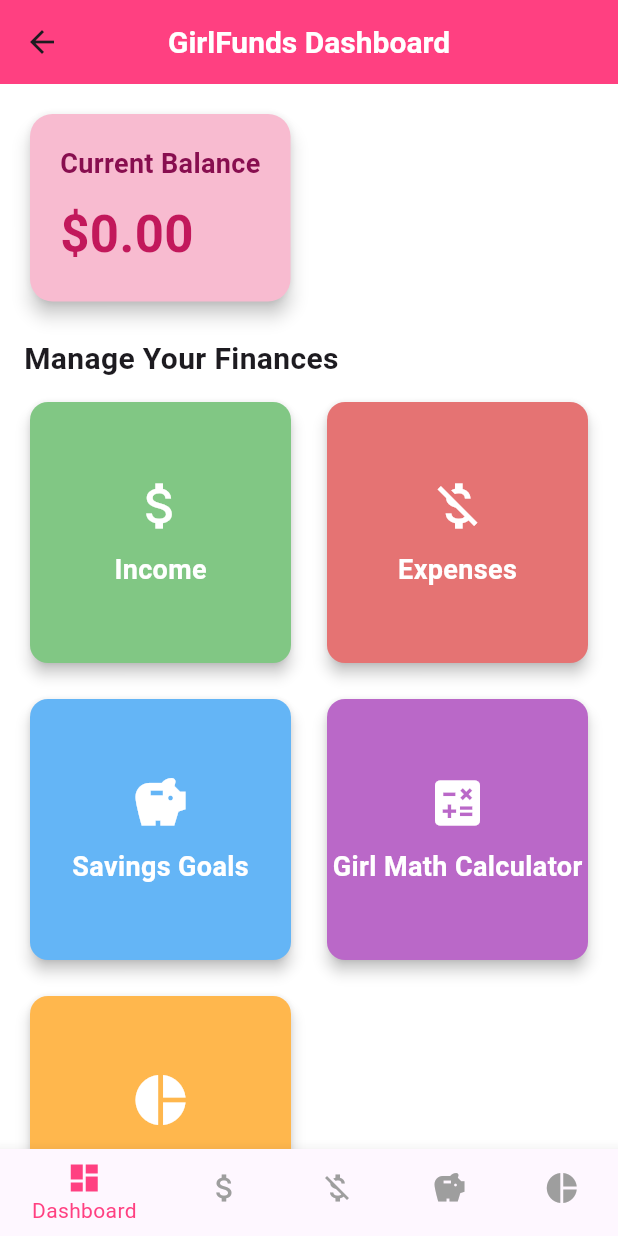
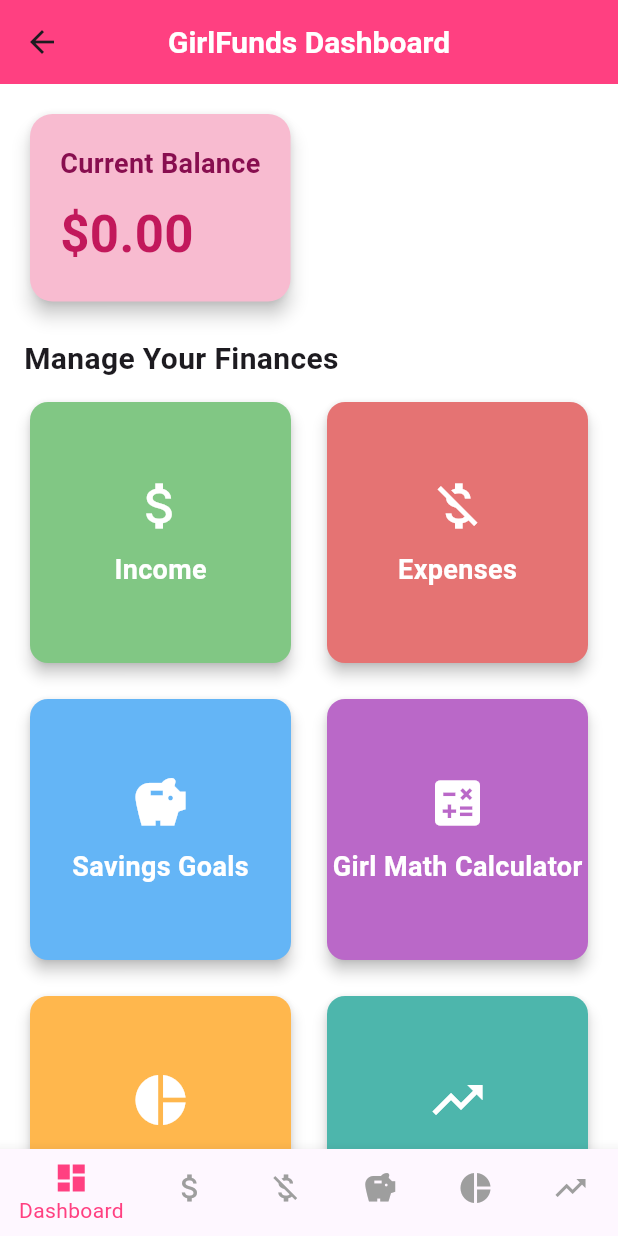
Before and after one commit to mcarney7/project1, a Flutter app: the HomeDashboard screen opened by its route, on a phone screen of 412 x 824 dp. Run offline on Flutter 3.47's test engine with Material 3 defaults, Android fonts, the phone set to English and light mode, and no system bars; our stand-ins replace shared_preferences, sqflite; accounts and stored records are empty.

```diff
--- a/lib/screens/home_dashboard_screen.dart
+++ b/lib/screens/home_dashboard_screen.dart
@@ -53,6 +53,9 @@ class _HomeDashboardState extends State<HomeDashboard> {
         break;
       case 4:
         Navigator.pushNamed(context, '/reports');
+        break;
+      case 5:
+        Navigator.pushNamed(context, '/investments');
         break;
     }
   }
@@ -144,6 +147,12 @@ class _HomeDashboardState extends State<HomeDashboard> {
                   color: Colors.orange[300]!,
                   route: '/reports',
                 ),
+                _buildDashboardCard(
+                  title: "Investments",
+                  icon: Icons.trending_up,
+                  color: Colors.teal[300]!,
+                  route: '/investments',
+                ),
               ],
             ),
             SizedBox(height: 20),
@@ -188,6 +197,10 @@ class _HomeDashboardState extends State<HomeDashboard> {
           BottomNavigationBarItem(
             icon: Icon(Icons.pie_chart),
             label: 'Reports',
+          ),
+          BottomNavigationBarItem(
+            icon: Icon(Icons.trending_up),
+            label: 'Investments',
           ),
         ],
         currentIndex: _selectedIndex,
```
